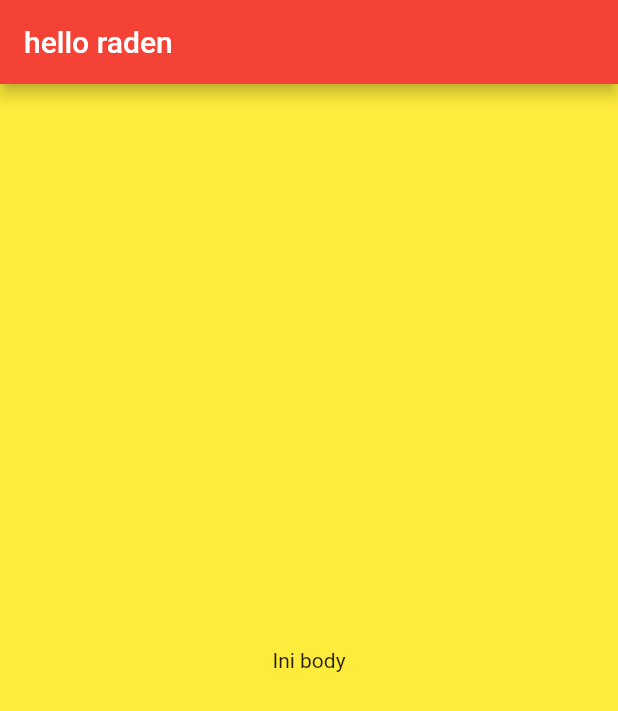
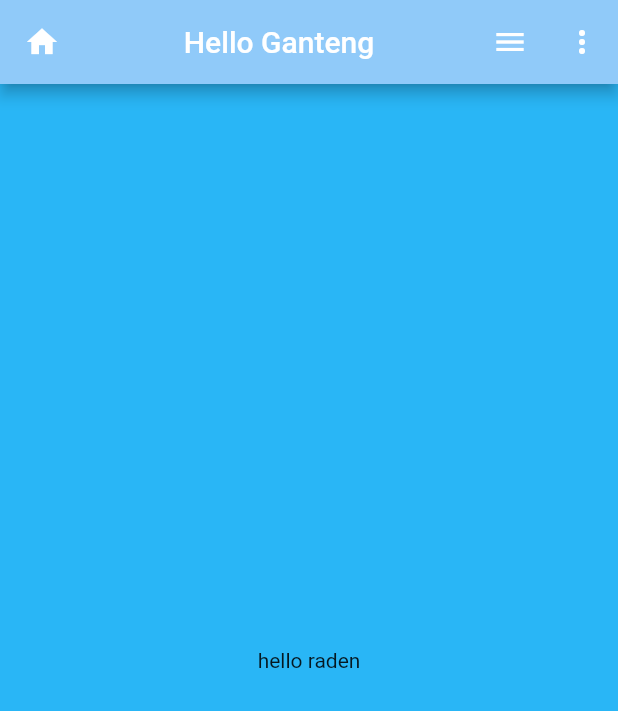
Before and after one commit to raden77/testflutter, a Flutter app: the screen it shows after launch, on a phone screen of 412 x 824 dp. Shown: the top 711 px of the screen. Run offline on Flutter 3.47's test engine with Material 2 defaults, Android fonts, the phone set to English and light mode, and no system bars.

Commit message:
update terbaru setelah 3 bulan

```diff
--- a/lib/home.dart
+++ b/lib/home.dart
@@ -1,19 +1,30 @@
 import 'package:flutter/material.dart';
 
-void Main() => runApp(home());
+// void Main() => runApp(Home());
 
-class home extends StatefulWidget {
-  home({Key key}) : super(key: key);
+void main() {
+  runApp(Home());
+}
+
+class Home extends StatefulWidget {
+  Home({Key key}) : super(key: key);
 
   @override
-  _homeState createState() => _homeState();
+  _HomeState createState() => _HomeState();
 }
 
-class _homeState extends State<home> {
+class _HomeState extends State<Home> {
   @override
   Widget build(BuildContext context) {
     return MaterialApp(
-      home: Scaffold(),
+      home: Scaffold(
+        backgroundColor: Colors.lightBlue[400],
+        appBar: AppBar(
+          leading: Icon(Icons.usb),
+          title: Center(child: Text('belajar')),
+          backgroundColor: Colors.orange[900],
+        ),
+      ),
     );
   }
 }
--- a/lib/main.dart
+++ b/lib/main.dart
@@ -18,12 +18,27 @@ class _MyAppState extends State<MyApp> {
       title: "app flutter raden",
       debugShowCheckedModeBanner: false,
       home: Scaffold(
-        backgroundColor: Colors.yellow,
+        backgroundColor: Colors.lightBlue[400],
         appBar: AppBar(
-          title: Text('hello raden'),
-          backgroundColor: Colors.red,
+          title: Center(child: Text('Hello Ganteng')),
+          backgroundColor: Colors.blue[200],
+          leading: Icon(Icons.home),
+          actions: <Widget>[
+            IconButton(
+              icon: Icon(Icons.menu),
+              onPressed: () {},
+            ),
+            PopupMenuButton(itemBuilder: (BuildContext context) {
+              return [
+                PopupMenuItem(child: Text("test1")),
+                PopupMenuItem(child: Text("test2")),
+                PopupMenuItem(child: Text("test3")),
+                PopupMenuItem(child: Text("test4")),
+              ];
+            }),
+          ],
         ),
-        body: Center(child: Text('Ini body')),
+        body: Center(child: Text('hello raden')),
       ),
     );
   }
```
Also changed, not shown: pubspec.lock.
